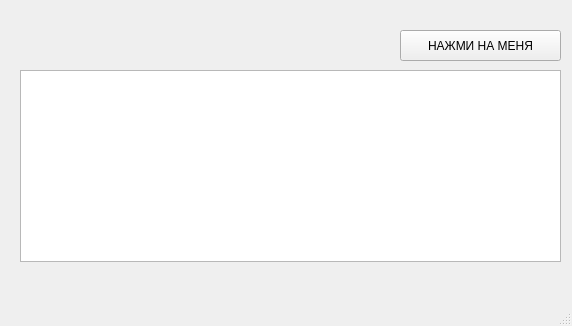
Qt form main.ui (azzzile/coffee) before a commit.
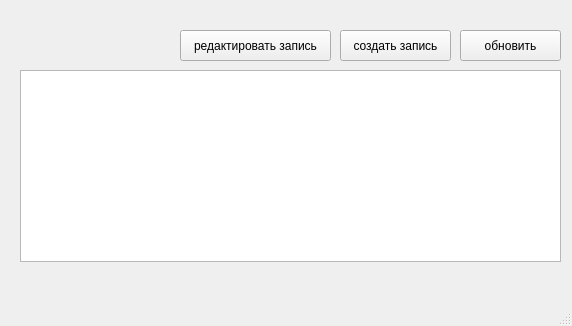
The same form after that commit.

```diff
--- a/main.ui
+++ b/main.ui
@@ -17,14 +17,14 @@
    <widget class="QPushButton" name="pushButton">
     <property name="geometry">
      <rect>
-      <x>400</x>
+      <x>460</x>
       <y>30</y>
-      <width>161</width>
+      <width>101</width>
       <height>31</height>
      </rect>
     </property>
     <property name="text">
-     <string>НАЖМИ НА МЕНЯ</string>
+     <string>обновить</string>
     </property>
    </widget>
    <widget class="QTableWidget" name="tableWidget">
@@ -40,6 +40,32 @@
      <enum>QAbstractScrollArea::AdjustToContents</enum>
     </property>
    </widget>
+   <widget class="QPushButton" name="pushButton_2">
+    <property name="geometry">
+     <rect>
+      <x>340</x>
+      <y>30</y>
+      <width>111</width>
+      <height>31</height>
+     </rect>
+    </property>
+    <property name="text">
+     <string>создать запись</string>
+    </property>
+   </widget>
+   <widget class="QPushButton" name="pushButton_3">
+    <property name="geometry">
+     <rect>
+      <x>180</x>
+      <y>30</y>
+      <width>151</width>
+      <height>31</height>
+     </rect>
+    </property>
+    <property name="text">
+     <string>редактировать запись</string>
+    </property>
+   </widget>
   </widget>
   <widget class="QMenuBar" name="menubar">
    <property name="geometry">
```
